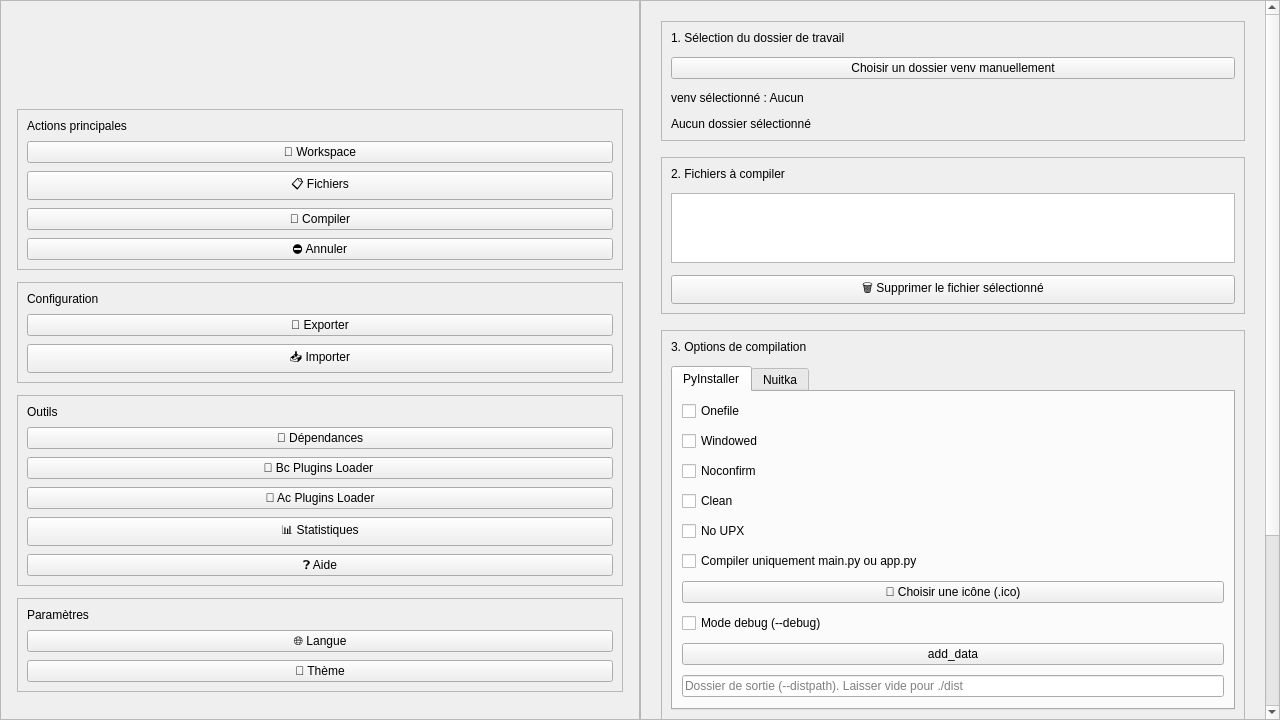
This is ui/ui_design.ui in raidos23/PyCompiler_ARK as Qt 5 draws it before an edit. The edited form follows.
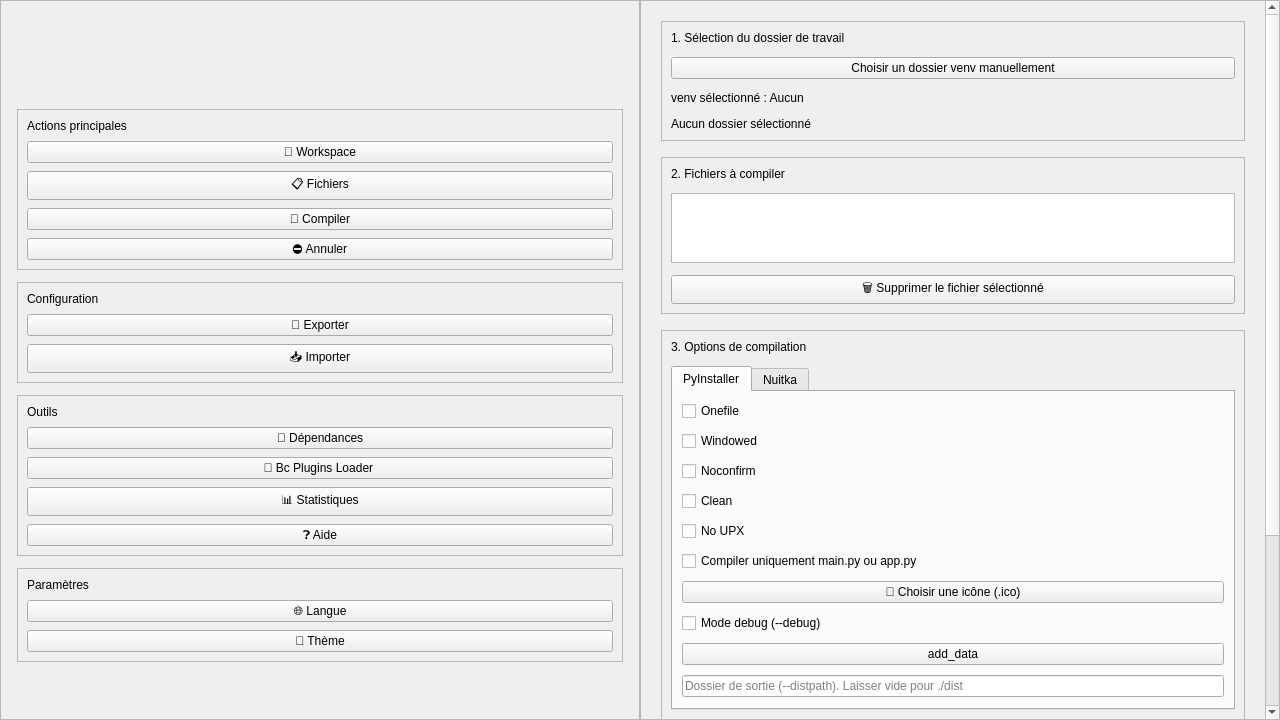
This is the edited form.

Commit message: Purge ACASL across project: remove i18n keys, docs mentions, ark_config entries, and UI button; centralize BCASL i18n

```diff
--- a/ui/ui_design.ui
+++ b/ui/ui_design.ui
@@ -219,15 +219,7 @@
            </widget>
           </item>
           <item>
-           <widget class="QPushButton" name="btn_acasl_loader">
-            <property name="text">
-             <string>🧩 Ac Plugins Loader</string>
-            </property>
-            <property name="toolTip">
-             <string>Charger ACASL Loader</string>
-            </property>
-           </widget>
-          </item>
+           </item>
           <item>
            <widget class="QPushButton" name="btn_show_stats">
             <property name="text">
```
The commit also changes 13 other files.
